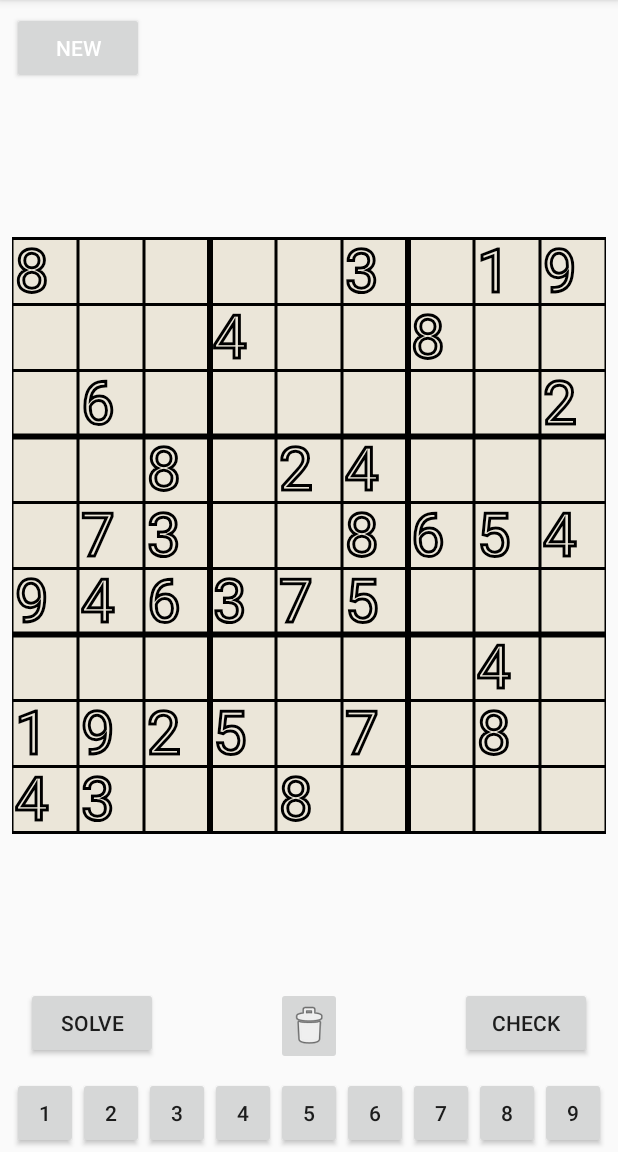
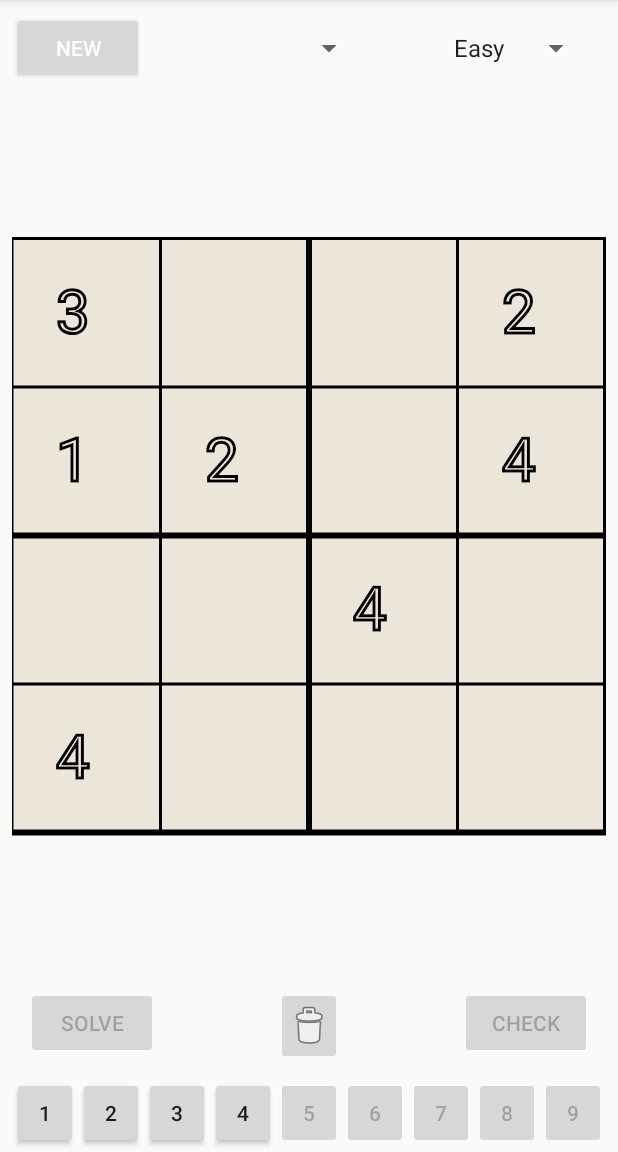
Before and after one commit to bdelgadomalanche/SudokuApp, an Android app: the screen it shows after launch (MainActivity), on a phone screen of 412 x 824 dp, the part 84-1236 px from its top. Run offline under Robolectric (Android 15) with nearby library versions, the phone set to English and light mode, and no system bars.

Commit message:
Added spinners
Spinners to change the board size and difficulty were added but still needs functionality

```diff
--- a/app/src/main/java/edu/utep/cs/cs4330/sudoku/MainActivity.java
+++ b/app/src/main/java/edu/utep/cs/cs4330/sudoku/MainActivity.java
@@ -9,6 +9,9 @@ import android.os.Bundle;
 import android.view.View;
 import android.view.ViewGroup;
 import android.widget.Toast;
+import android.widget.AdapterView;
+import android.widget.ArrayAdapter;
+import android.widget.Spinner;
 
 import java.util.ArrayList;
 import java.util.List;
@@ -35,7 +38,7 @@ import edu.utep.cs.cs4330.sudoku.model.Board;
  *
  * @author Yoonsik Cheon
  */
-public class MainActivity extends AppCompatActivity {
+public class MainActivity extends AppCompatActivity implements AdapterView.OnItemSelectedListener {
 
     private Board board;
 
@@ -56,7 +59,7 @@ public class MainActivity extends AppCompatActivity {
     private ArrayList<int[]> hint;
 
     /** Size variable */
-    int size = 9;
+    int size = 4;
 
     /** Size variable */
     int difficulty = 1;
@@ -124,6 +127,19 @@ public class MainActivity extends AppCompatActivity {
         error = effects.load(this, R.raw.incorrect, 1);
         place = effects.load(this, R.raw.boop, 1);
         restart = effects.load(this, R.raw.pageflip, 1);
+
+        Spinner spinner = (Spinner) findViewById(R.id.spinner_difficulty);
+
+        ArrayAdapter<CharSequence> adapter = ArrayAdapter.createFromResource(this,R.array.difficulty_array, android.R.layout.simple_spinner_item);
+        // Specify the layout to use when the list of choices appears
+
+        adapter.setDropDownViewResource(android.R.layout.simple_spinner_dropdown_item);
+
+        // Apply the adapter to the spinner
+        spinner.setAdapter(adapter);
+
+        spinner.setOnItemSelectedListener(this);
+
     }
 
     /** Callback to be invoked when the new button is tapped. */
@@ -258,4 +274,15 @@ public class MainActivity extends AppCompatActivity {
         params.width = buttonWidth;
         view.setLayoutParams(params);
     }
+
+    @Override
+    public void onItemSelected(AdapterView<?> parent, View view, int position, long id) {
+        String sSelected=parent.getItemAtPosition(position).toString();
+        Toast.makeText(this,sSelected,Toast.LENGTH_SHORT).show();
+    }
+
+    @Override
+    public void onNothingSelected(AdapterView<?> parent) {
+
+    }
 }
--- a/app/src/main/res/layout/activity_main.xml
+++ b/app/src/main/res/layout/activity_main.xml
@@ -156,6 +156,29 @@
         app:layout_constraintStart_toEndOf="@+id/n0"
         app:layout_constraintTop_toBottomOf="@+id/boardView" />
 
+    <Spinner
+        android:id="@+id/spinner_size"
+        android:layout_width="100dp"
+        android:layout_height="32dp"
+        android:layout_marginEnd="8dp"
+        android:layout_marginStart="8dp"
+        android:layout_marginTop="16dp"
+        app:layout_constraintEnd_toEndOf="parent"
+        app:layout_constraintHorizontal_bias="0.442"
+        app:layout_constraintStart_toStartOf="@+id/new_button"
+        app:layout_constraintTop_toTopOf="parent" />
+
+    <Spinner
+        android:id="@+id/spinner_difficulty"
+        android:layout_width="100dp"
+        android:layout_height="32dp"
+        android:layout_marginEnd="8dp"
+        android:layout_marginStart="8dp"
+        android:layout_marginTop="16dp"
+        app:layout_constraintEnd_toEndOf="parent"
+        app:layout_constraintHorizontal_bias="0.969"
+        app:layout_constraintStart_toStartOf="parent"
+        app:layout_constraintTop_toTopOf="parent" />
 
 
 </android.support.constraint.ConstraintLayout>
--- /dev/null
+++ b/app/src/main/res/values/arrays.xml
@@ -0,0 +1,14 @@
+<?xml version="1.0" encoding="utf-8"?>
+<resources>
+    <string-array name="board_size_array">
+        <item>4x4</item>
+        <item>9x9</item>
+    </string-array>
+
+    <string-array name="difficulty_array">
+        <item>Easy</item>
+        <item>Medium</item>
+        <item>Hard</item>
+    </string-array>
+
+</resources>
```
Also changed, not shown: 17 other files.
